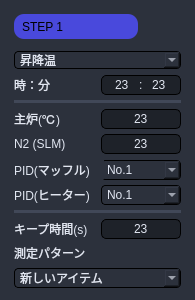
Before: the Qt Designer form Source code/gui_main/gui/widgets/py_pattern/temp_pattern.ui in coolandy345/MS4371, drawn with Qt 5.
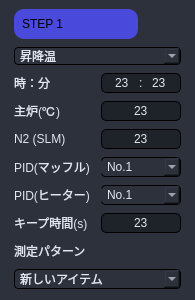
After: the same form once the commit is applied.

The edit to the form file:
```diff
--- a/Source code/gui_main/gui/widgets/py_pattern/temp_pattern.ui
+++ b/Source code/gui_main/gui/widgets/py_pattern/temp_pattern.ui
@@ -123,41 +123,15 @@
         <number>9</number>
        </property>
        <property name="topMargin">
-        <number>9</number>
+        <number>2</number>
        </property>
        <property name="rightMargin">
         <number>9</number>
        </property>
        <property name="bottomMargin">
-        <number>9</number>
+        <number>2</number>
        </property>
-       <item row="13" column="0" colspan="3">
-        <widget class="QFrame" name="frame_5">
-         <property name="minimumSize">
-          <size>
-           <width>0</width>
-           <height>3</height>
-          </size>
-         </property>
-         <property name="maximumSize">
-          <size>
-           <width>16777215</width>
-           <height>3</height>
-          </size>
-         </property>
-         <property name="styleSheet">
-          <string notr="true">background-color: rgb(65, 72, 88);
-border:none;</string>
-         </property>
-         <property name="frameShape">
-          <enum>QFrame::StyledPanel</enum>
-         </property>
-         <property name="frameShadow">
-          <enum>QFrame::Raised</enum>
-         </property>
-        </widget>
-       </item>
-       <item row="8" column="0">
+       <item row="6" column="0">
         <widget class="QLabel" name="N2_label">
          <property name="minimumSize">
           <size>
@@ -181,55 +155,7 @@
          </property>
         </widget>
        </item>
-       <item row="15" column="0">
-        <widget class="QLabel" name="KeepTime_label">
-         <property name="minimumSize">
-          <size>
-           <width>80</width>
-           <height>0</height>
-          </size>
-         </property>
-         <property name="maximumSize">
-          <size>
-           <width>80</width>
-           <height>16777215</height>
-          </size>
-         </property>
-         <property name="styleSheet">
-          <string notr="true">font:13px &quot;游ゴシック&quot;;
-color: rgb(225, 230, 241);
-border:none;</string>
-         </property>
-         <property name="text">
-          <string>キープ時間(s)</string>
-         </property>
-        </widget>
-       </item>
-       <item row="3" column="0">
-        <widget class="QLabel" name="Time_label">
-         <property name="minimumSize">
-          <size>
-           <width>80</width>
-           <height>0</height>
-          </size>
-         </property>
-         <property name="maximumSize">
-          <size>
-           <width>80</width>
-           <height>16777215</height>
-          </size>
-         </property>
-         <property name="styleSheet">
-          <string notr="true">font:13px &quot;游ゴシック&quot;;
-color: rgb(225, 230, 241);
-border:none;</string>
-         </property>
-         <property name="text">
-          <string>時：分</string>
-         </property>
-        </widget>
-       </item>
-       <item row="10" column="1" colspan="2">
+       <item row="8" column="1" colspan="2">
         <widget class="QComboBox" name="PID_muffle_comboBox">
          <property name="minimumSize">
           <size>
@@ -280,149 +206,7 @@
          </item>
         </widget>
        </item>
-       <item row="7" column="0">
-        <widget class="QLabel" name="SV_label">
-         <property name="minimumSize">
-          <size>
-           <width>80</width>
-           <height>0</height>
-          </size>
-         </property>
-         <property name="maximumSize">
-          <size>
-           <width>80</width>
-           <height>16777215</height>
-          </size>
-         </property>
-         <property name="styleSheet">
-          <string notr="true">font:13px &quot;游ゴシック&quot;;
-color: rgb(225, 230, 241);
-border:none;</string>
-         </property>
-         <property name="text">
-          <string>主炉(℃)</string>
-         </property>
-        </widget>
-       </item>
-       <item row="0" column="2">
-        <widget class="QFrame" name="frame_3">
-         <property name="styleSheet">
-          <string notr="true">border:none;</string>
-         </property>
-         <property name="frameShape">
-          <enum>QFrame::StyledPanel</enum>
-         </property>
-         <property name="frameShadow">
-          <enum>QFrame::Raised</enum>
-         </property>
-         <layout class="QGridLayout" name="gridLayout_6">
-          <property name="leftMargin">
-           <number>0</number>
-          </property>
-          <property name="topMargin">
-           <number>0</number>
-          </property>
-          <property name="rightMargin">
-           <number>0</number>
-          </property>
-          <property name="bottomMargin">
-           <number>0</number>
-          </property>
-          <property name="spacing">
-           <number>0</number>
-          </property>
-         </layout>
-        </widget>
-       </item>
-       <item row="20" column="0" colspan="3">
-        <widget class="QComboBox" name="TestPattern_comboBox">
-         <property name="minimumSize">
-          <size>
-           <width>80</width>
-           <height>20</height>
-          </size>
-         </property>
-         <property name="maximumSize">
-          <size>
-           <width>16777215</width>
-           <height>20</height>
-          </size>
-         </property>
-         <property name="styleSheet">
-          <string notr="true">font:13px &quot;游ゴシック&quot;;
-color: rgb(225, 230, 241);
-padding-left:5px;
-padding-right:5px;
-border-width: 1px;
-border-style: solid;
-border-radius: 4px;</string>
-         </property>
-         <property name="currentIndex">
-          <number>0</number>
-         </property>
-         <property name="maxVisibleItems">
-          <number>5</number>
-         </property>
-         <item>
-          <property name="text">
-           <string>新しいアイテム</string>
-          </property>
-         </item>
-        </widget>
-       </item>
-       <item row="2" column="0" colspan="3">
-        <widget class="QComboBox" name="Type_comboBox">
-         <property name="styleSheet">
-          <string notr="true">font:13px &quot;游ゴシック&quot;;
-color: rgb(225, 230, 241);
-padding-left:5px;
-padding-right:5px;
-border-width: 1px;
-border-style: solid;
-border-radius: 4px;</string>
-         </property>
-         <item>
-          <property name="text">
-           <string>昇降温</string>
-          </property>
-         </item>
-         <item>
-          <property name="text">
-           <string>測定</string>
-          </property>
-         </item>
-         <item>
-          <property name="text">
-           <string>END</string>
-          </property>
-         </item>
-        </widget>
-       </item>
-       <item row="1" column="0" colspan="3">
-        <widget class="QLabel" name="label_8">
-         <property name="minimumSize">
-          <size>
-           <width>0</width>
-           <height>5</height>
-          </size>
-         </property>
-         <property name="maximumSize">
-          <size>
-           <width>16777215</width>
-           <height>5</height>
-          </size>
-         </property>
-         <property name="styleSheet">
-          <string notr="true">font:11px &quot;游ゴシック&quot;;
-color: rgb(225, 230, 241);
-border:none;</string>
-         </property>
-         <property name="text">
-          <string/>
-         </property>
-        </widget>
-       </item>
-       <item row="7" column="1" colspan="2">
+       <item row="5" column="1" colspan="2">
         <widget class="QSpinBox" name="SV_lineEdit">
          <property name="minimumSize">
           <size>
@@ -469,8 +253,8 @@
          </property>
         </widget>
        </item>
-       <item row="15" column="1" colspan="2">
-        <widget class="QSpinBox" name="KeepTime_lineEdit">
+       <item row="9" column="1" colspan="2">
+        <widget class="QComboBox" name="PID_heater_comboBox">
          <property name="minimumSize">
           <size>
            <width>80</width>
@@ -483,94 +267,47 @@
            <height>20</height>
           </size>
          </property>
-         <property name="mouseTracking">
-          <bool>false</bool>
-         </property>
          <property name="styleSheet">
-          <string notr="true">background-color: rgba(0, 0, 0,80);
+          <string notr="true">font:13px &quot;游ゴシック&quot;;
 color: rgb(225, 230, 241);
+padding-left:5px;
+padding-right:5px;
 border-width: 1px;
 border-style: solid;
-border-radius: 5px;
-padding-left:5px;
-padding-right:5px;
-font: 12px &quot;游ゴシック&quot;;</string>
+border-radius: 4px;</string>
          </property>
-         <property name="frame">
-          <bool>true</bool>
+         <property name="currentIndex">
+          <number>0</number>
          </property>
-         <property name="alignment">
-          <set>Qt::AlignCenter</set>
+         <property name="maxVisibleItems">
+          <number>5</number>
          </property>
-         <property name="buttonSymbols">
-          <enum>QAbstractSpinBox::NoButtons</enum>
-         </property>
-         <property name="maximum">
-          <number>999</number>
-         </property>
-         <property name="stepType">
-          <enum>QAbstractSpinBox::DefaultStepType</enum>
-         </property>
-         <property name="value">
-          <number>23</number>
-         </property>
+         <item>
+          <property name="text">
+           <string>No.1</string>
+          </property>
+         </item>
+         <item>
+          <property name="text">
+           <string>No.2</string>
+          </property>
+         </item>
+         <item>
+          <property name="text">
+           <string>No.3</string>
+          </property>
+         </item>
+         <item>
+          <property name="text">
+           <string>No.4</string>
+          </property>
+         </item>
         </widget>
        </item>
-       <item row="0" column="0" colspan="2">
-        <widget class="QLabel" name="Step_label">
+       <item row="2" column="0">
+        <widget class="QLabel" name="Time_label">
          <property name="minimumSize">
           <size>
-           <width>0</width>
-           <height>25</height>
-          </size>
-         </property>
-         <property name="maximumSize">
-          <size>
-           <width>16777215</width>
-           <height>30</height>
-          </size>
-         </property>
-         <property name="styleSheet">
-          <string notr="true">font:17px &quot;游ゴシック&quot;;
-color: rgb(0, 0, 0);
-padding-left:5px;
-
-background-color: rgb(73, 73, 220);
-border:none;</string>
-         </property>
-         <property name="text">
-          <string>STEP 1</string>
-         </property>
-        </widget>
-       </item>
-       <item row="10" column="0">
-        <widget class="QLabel" name="PID_muffle_label">
-         <property name="minimumSize">
-          <size>
-           <width>90</width>
-           <height>0</height>
-          </size>
-         </property>
-         <property name="maximumSize">
-          <size>
-           <width>90</width>
-           <height>16777215</height>
-          </size>
-         </property>
-         <property name="styleSheet">
-          <string notr="true">font:13px &quot;游ゴシック&quot;;
-color: rgb(225, 230, 241);
-border:none;</string>
-         </property>
-         <property name="text">
-          <string>PID(マッフル)</string>
-         </property>
-        </widget>
-       </item>
-       <item row="18" column="0">
-        <widget class="QLabel" name="TestPattern_label">
-         <property name="minimumSize">
-          <size>
            <width>80</width>
            <height>0</height>
           </size>
@@ -587,11 +324,11 @@
 border:none;</string>
          </property>
          <property name="text">
-          <string>測定パターン</string>
+          <string>時：分</string>
          </property>
         </widget>
        </item>
-       <item row="8" column="1" colspan="2">
+       <item row="6" column="1" colspan="2">
         <widget class="QSpinBox" name="N2_lineEdit">
          <property name="minimumSize">
           <size>
@@ -638,33 +375,7 @@
          </property>
         </widget>
        </item>
-       <item row="4" column="0" colspan="3">
-        <widget class="QFrame" name="frame_2">
-         <property name="minimumSize">
-          <size>
-           <width>0</width>
-           <height>3</height>
-          </size>
-         </property>
-         <property name="maximumSize">
-          <size>
-           <width>16777215</width>
-           <height>3</height>
-          </size>
-         </property>
-         <property name="styleSheet">
-          <string notr="true">background-color: rgb(65, 72, 88);
-border:none;</string>
-         </property>
-         <property name="frameShape">
-          <enum>QFrame::StyledPanel</enum>
-         </property>
-         <property name="frameShadow">
-          <enum>QFrame::Raised</enum>
-         </property>
-        </widget>
-       </item>
-       <item row="3" column="1" colspan="2">
+       <item row="2" column="1" colspan="2">
         <widget class="QFrame" name="time_frame">
          <property name="minimumSize">
           <size>
@@ -821,7 +532,34 @@
          </layout>
         </widget>
        </item>
-       <item row="11" column="0">
+       <item row="0" column="0" colspan="2">
+        <widget class="QLabel" name="Step_label">
+         <property name="minimumSize">
+          <size>
+           <width>0</width>
+           <height>30</height>
+          </size>
+         </property>
+         <property name="maximumSize">
+          <size>
+           <width>16777215</width>
+           <height>30</height>
+          </size>
+         </property>
+         <property name="styleSheet">
+          <string notr="true">font:17px &quot;游ゴシック&quot;;
+color: rgb(0, 0, 0);
+padding-left:5px;
+
+background-color: rgb(73, 73, 220);
+border:none;</string>
+         </property>
+         <property name="text">
+          <string>STEP 1</string>
+         </property>
+        </widget>
+       </item>
+       <item row="9" column="0">
         <widget class="QLabel" name="PID_heater_label">
          <property name="minimumSize">
           <size>
@@ -845,8 +583,211 @@
          </property>
         </widget>
        </item>
-       <item row="11" column="1" colspan="2">
-        <widget class="QComboBox" name="PID_heater_comboBox">
+       <item row="1" column="0" colspan="3">
+        <widget class="QComboBox" name="Type_comboBox">
+         <property name="styleSheet">
+          <string notr="true">font:13px &quot;游ゴシック&quot;;
+color: rgb(225, 230, 241);
+padding-left:5px;
+padding-right:5px;
+border-width: 1px;
+border-style: solid;
+border-radius: 4px;</string>
+         </property>
+         <item>
+          <property name="text">
+           <string>昇降温</string>
+          </property>
+         </item>
+         <item>
+          <property name="text">
+           <string>測定</string>
+          </property>
+         </item>
+         <item>
+          <property name="text">
+           <string>END</string>
+          </property>
+         </item>
+        </widget>
+       </item>
+       <item row="12" column="1" colspan="2">
+        <widget class="QSpinBox" name="KeepTime_lineEdit">
+         <property name="minimumSize">
+          <size>
+           <width>80</width>
+           <height>20</height>
+          </size>
+         </property>
+         <property name="maximumSize">
+          <size>
+           <width>16777215</width>
+           <height>20</height>
+          </size>
+         </property>
+         <property name="mouseTracking">
+          <bool>false</bool>
+         </property>
+         <property name="styleSheet">
+          <string notr="true">background-color: rgba(0, 0, 0,80);
+color: rgb(225, 230, 241);
+border-width: 1px;
+border-style: solid;
+border-radius: 5px;
+padding-left:5px;
+padding-right:5px;
+font: 12px &quot;游ゴシック&quot;;</string>
+         </property>
+         <property name="frame">
+          <bool>true</bool>
+         </property>
+         <property name="alignment">
+          <set>Qt::AlignCenter</set>
+         </property>
+         <property name="buttonSymbols">
+          <enum>QAbstractSpinBox::NoButtons</enum>
+         </property>
+         <property name="maximum">
+          <number>999</number>
+         </property>
+         <property name="stepType">
+          <enum>QAbstractSpinBox::DefaultStepType</enum>
+         </property>
+         <property name="value">
+          <number>23</number>
+         </property>
+        </widget>
+       </item>
+       <item row="5" column="0">
+        <widget class="QLabel" name="SV_label">
+         <property name="minimumSize">
+          <size>
+           <width>80</width>
+           <height>0</height>
+          </size>
+         </property>
+         <property name="maximumSize">
+          <size>
+           <width>80</width>
+           <height>16777215</height>
+          </size>
+         </property>
+         <property name="styleSheet">
+          <string notr="true">font:13px &quot;游ゴシック&quot;;
+color: rgb(225, 230, 241);
+border:none;</string>
+         </property>
+         <property name="text">
+          <string>主炉(℃)</string>
+         </property>
+        </widget>
+       </item>
+       <item row="12" column="0">
+        <widget class="QLabel" name="KeepTime_label">
+         <property name="minimumSize">
+          <size>
+           <width>80</width>
+           <height>0</height>
+          </size>
+         </property>
+         <property name="maximumSize">
+          <size>
+           <width>80</width>
+           <height>16777215</height>
+          </size>
+         </property>
+         <property name="styleSheet">
+          <string notr="true">font:13px &quot;游ゴシック&quot;;
+color: rgb(225, 230, 241);
+border:none;</string>
+         </property>
+         <property name="text">
+          <string>キープ時間(s)</string>
+         </property>
+        </widget>
+       </item>
+       <item row="0" column="2">
+        <widget class="QFrame" name="frame_3">
+         <property name="styleSheet">
+          <string notr="true">border:none;
+border-radius: 2px;
+</string>
+         </property>
+         <property name="frameShape">
+          <enum>QFrame::StyledPanel</enum>
+         </property>
+         <property name="frameShadow">
+          <enum>QFrame::Raised</enum>
+         </property>
+         <layout class="QGridLayout" name="gridLayout_6">
+          <property name="leftMargin">
+           <number>0</number>
+          </property>
+          <property name="topMargin">
+           <number>0</number>
+          </property>
+          <property name="rightMargin">
+           <number>0</number>
+          </property>
+          <property name="bottomMargin">
+           <number>0</number>
+          </property>
+          <property name="spacing">
+           <number>0</number>
+          </property>
+         </layout>
+        </widget>
+       </item>
+       <item row="8" column="0">
+        <widget class="QLabel" name="PID_muffle_label">
+         <property name="minimumSize">
+          <size>
+           <width>90</width>
+           <height>0</height>
+          </size>
+         </property>
+         <property name="maximumSize">
+          <size>
+           <width>90</width>
+           <height>16777215</height>
+          </size>
+         </property>
+         <property name="styleSheet">
+          <string notr="true">font:13px &quot;游ゴシック&quot;;
+color: rgb(225, 230, 241);
+border:none;</string>
+         </property>
+         <property name="text">
+          <string>PID(マッフル)</string>
+         </property>
+        </widget>
+       </item>
+       <item row="15" column="0">
+        <widget class="QLabel" name="TestPattern_label">
+         <property name="minimumSize">
+          <size>
+           <width>80</width>
+           <height>0</height>
+          </size>
+         </property>
+         <property name="maximumSize">
+          <size>
+           <width>80</width>
+           <height>20</height>
+          </size>
+         </property>
+         <property name="styleSheet">
+          <string notr="true">font:13px &quot;游ゴシック&quot;;
+color: rgb(225, 230, 241);
+border:none;</string>
+         </property>
+         <property name="text">
+          <string>測定パターン</string>
+         </property>
+        </widget>
+       </item>
+       <item row="17" column="0" colspan="3">
+        <widget class="QComboBox" name="TestPattern_comboBox">
          <property name="minimumSize">
           <size>
            <width>80</width>
@@ -876,22 +817,7 @@
          </property>
          <item>
           <property name="text">
-           <string>No.1</string>
-          </property>
-         </item>
-         <item>
-          <property name="text">
-           <string>No.2</string>
-          </property>
-         </item>
-         <item>
-          <property name="text">
-           <string>No.3</string>
-          </property>
-         </item>
-         <item>
-          <property name="text">
-           <string>No.4</string>
+           <string>新しいアイテム</string>
           </property>
          </item>
         </widget>
```
